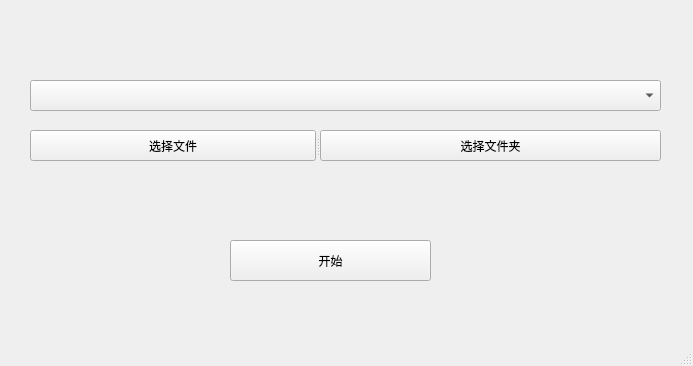
Qt form ui/MainWindow.ui (Marverick7/Markdown-Image-Localization) before a commit.
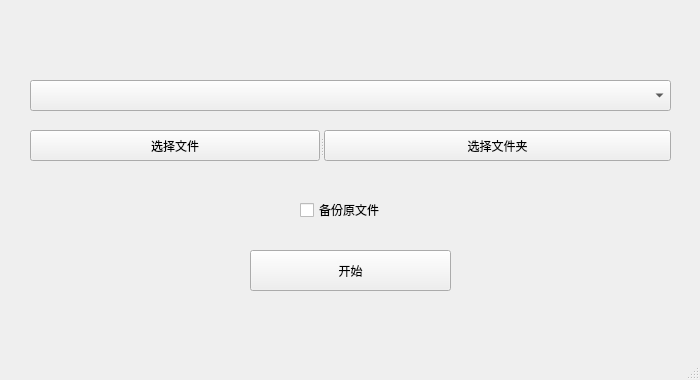
The same form after that commit.

Commit message: bug fix; 增加是否备份文件选项

What changed in the file:
```diff
--- a/ui/MainWindow.ui
+++ b/ui/MainWindow.ui
@@ -6,8 +6,8 @@
    <rect>
     <x>0</x>
     <y>0</y>
-    <width>693</width>
-    <height>366</height>
+    <width>700</width>
+    <height>380</height>
    </rect>
   </property>
   <property name="windowTitle">
@@ -19,7 +19,7 @@
      <rect>
       <x>30</x>
       <y>80</y>
-      <width>631</width>
+      <width>641</width>
       <height>31</height>
      </rect>
     </property>
@@ -27,8 +27,8 @@
    <widget class="QPushButton" name="pushButton">
     <property name="geometry">
      <rect>
-      <x>230</x>
-      <y>240</y>
+      <x>250</x>
+      <y>250</y>
       <width>201</width>
       <height>41</height>
      </rect>
@@ -45,7 +45,7 @@
      <rect>
       <x>30</x>
       <y>130</y>
-      <width>631</width>
+      <width>641</width>
       <height>31</height>
      </rect>
     </property>
@@ -63,6 +63,22 @@
      </property>
     </widget>
    </widget>
+   <widget class="QCheckBox" name="checkBox">
+    <property name="geometry">
+     <rect>
+      <x>300</x>
+      <y>200</y>
+      <width>103</width>
+      <height>20</height>
+     </rect>
+    </property>
+    <property name="styleSheet">
+     <string notr="true">font: 12pt &quot;宋体&quot;;</string>
+    </property>
+    <property name="text">
+     <string>备份原文件</string>
+    </property>
+   </widget>
   </widget>
   <widget class="QMenuBar" name="menubar">
    <property name="geometry">
```
Left out of the diff: 2 changed lines with no effect on the pictures. The commit also changes 5 other files.
